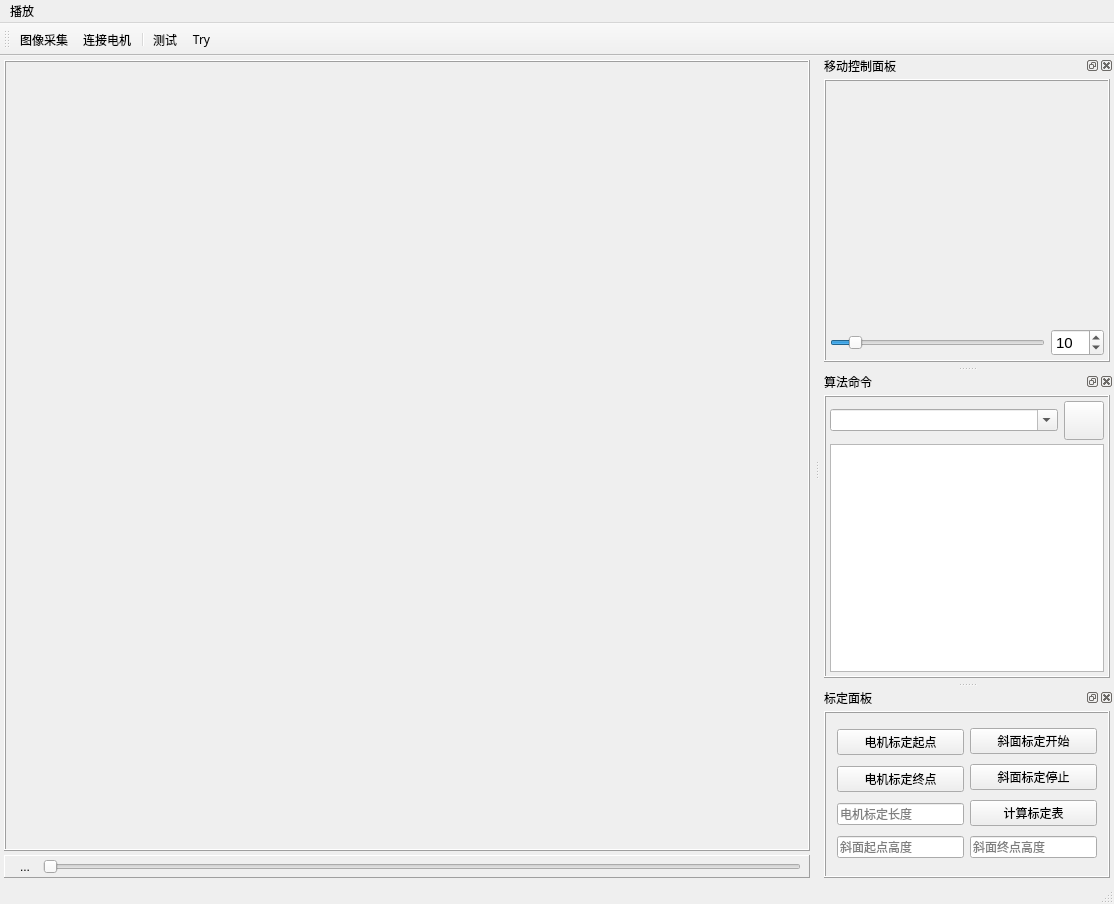
Old version of the form MeasureOne/measureone.ui in the repository CastleWei/MesureOne.
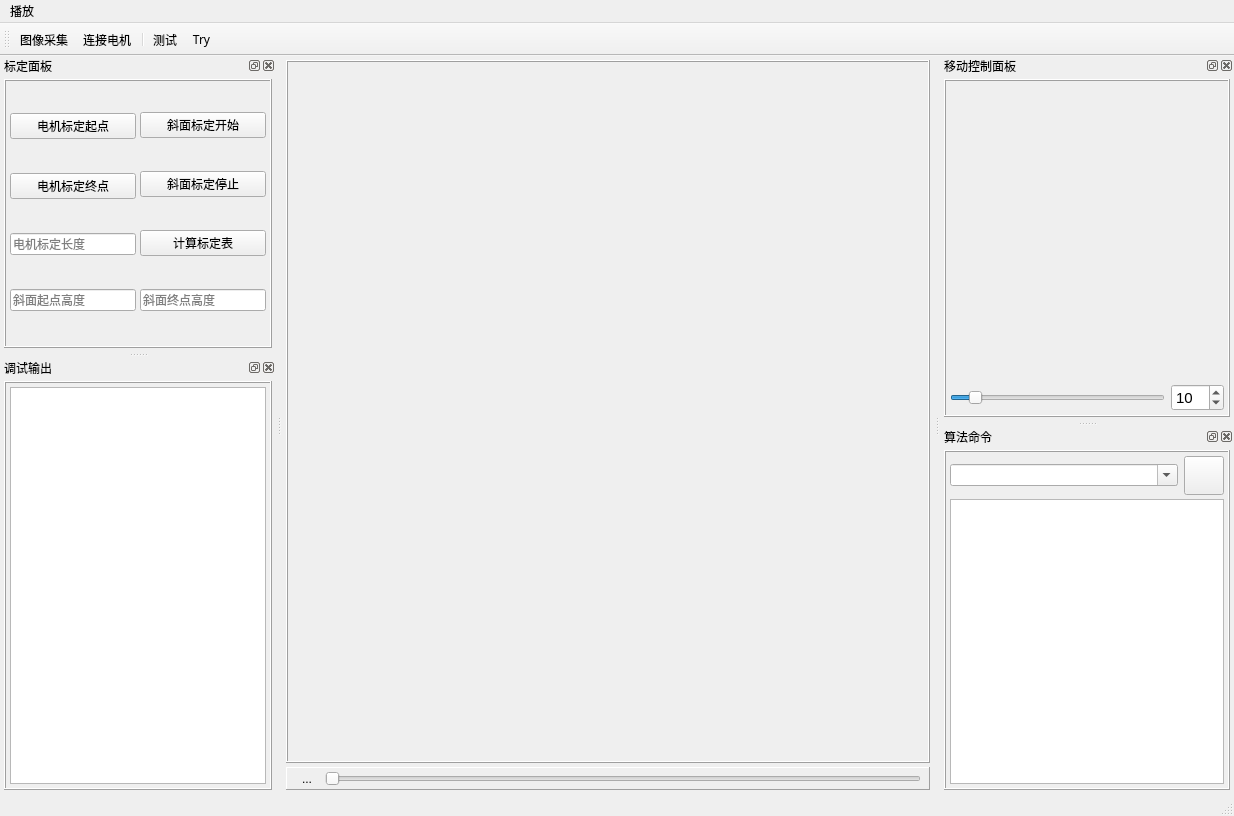
New version of the form. Icons and pictures are not drawn.

Patch:
```diff
--- a/MeasureOne/measureone.ui
+++ b/MeasureOne/measureone.ui
@@ -6,8 +6,8 @@
    <rect>
     <x>0</x>
     <y>0</y>
-    <width>1114</width>
-    <height>904</height>
+    <width>1234</width>
+    <height>816</height>
    </rect>
   </property>
   <property name="windowTitle">
@@ -58,8 +58,8 @@
         <rect>
          <x>0</x>
          <y>0</y>
-         <width>659</width>
-         <height>715</height>
+         <width>616</width>
+         <height>627</height>
         </rect>
        </property>
        <layout class="QVBoxLayout" name="verticalLayout_2">
@@ -169,7 +169,7 @@
     <rect>
      <x>0</x>
      <y>0</y>
-     <width>1114</width>
+     <width>1234</width>
      <height>30</height>
     </rect>
    </property>
@@ -486,6 +486,12 @@
    </widget>
   </widget>
   <widget class="QDockWidget" name="dockWidget">
+   <property name="sizePolicy">
+    <sizepolicy hsizetype="Preferred" vsizetype="Expanding">
+     <horstretch>0</horstretch>
+     <verstretch>0</verstretch>
+    </sizepolicy>
+   </property>
    <property name="windowTitle">
     <string>算法命令</string>
    </property>
@@ -592,7 +598,7 @@
     <string>标定面板</string>
    </property>
    <attribute name="dockWidgetArea">
-    <number>2</number>
+    <number>1</number>
    </attribute>
    <widget class="QWidget" name="dockWidgetContents_2">
     <layout class="QVBoxLayout" name="verticalLayout_8">
@@ -623,6 +629,21 @@
         <number>1</number>
        </property>
        <layout class="QHBoxLayout" name="horizontalLayout_6">
+        <property name="spacing">
+         <number>4</number>
+        </property>
+        <property name="leftMargin">
+         <number>4</number>
+        </property>
+        <property name="topMargin">
+         <number>4</number>
+        </property>
+        <property name="rightMargin">
+         <number>4</number>
+        </property>
+        <property name="bottomMargin">
+         <number>4</number>
+        </property>
         <item>
          <layout class="QVBoxLayout" name="verticalLayout_7">
           <item>
@@ -693,6 +714,72 @@
     </layout>
    </widget>
   </widget>
+  <widget class="QDockWidget" name="dockWidget_4">
+   <property name="sizePolicy">
+    <sizepolicy hsizetype="Preferred" vsizetype="Expanding">
+     <horstretch>0</horstretch>
+     <verstretch>0</verstretch>
+    </sizepolicy>
+   </property>
+   <property name="windowTitle">
+    <string>调试输出</string>
+   </property>
+   <attribute name="dockWidgetArea">
+    <number>1</number>
+   </attribute>
+   <widget class="QWidget" name="dockWidgetContents_5">
+    <layout class="QVBoxLayout" name="verticalLayout_11">
+     <property name="spacing">
+      <number>4</number>
+     </property>
+     <property name="leftMargin">
+      <number>4</number>
+     </property>
+     <property name="topMargin">
+      <number>4</number>
+     </property>
+     <property name="rightMargin">
+      <number>4</number>
+     </property>
+     <property name="bottomMargin">
+      <number>4</number>
+     </property>
+     <item>
+      <widget class="QFrame" name="frame_4">
+       <property name="frameShape">
+        <enum>QFrame::Box</enum>
+       </property>
+       <property name="frameShadow">
+        <enum>QFrame::Raised</enum>
+       </property>
+       <property name="lineWidth">
+        <number>1</number>
+       </property>
+       <layout class="QVBoxLayout" name="verticalLayout_10">
+        <property name="spacing">
+         <number>4</number>
+        </property>
+        <property name="leftMargin">
+         <number>4</number>
+        </property>
+        <property name="topMargin">
+         <number>4</number>
+        </property>
+        <property name="rightMargin">
+         <number>4</number>
+        </property>
+        <property name="bottomMargin">
+         <number>4</number>
+        </property>
+        <item>
+         <widget class="QTextEdit" name="textOutput"/>
+        </item>
+       </layout>
+      </widget>
+     </item>
+    </layout>
+   </widget>
+  </widget>
   <action name="actCapture">
    <property name="checkable">
     <bool>true</bool>
```
